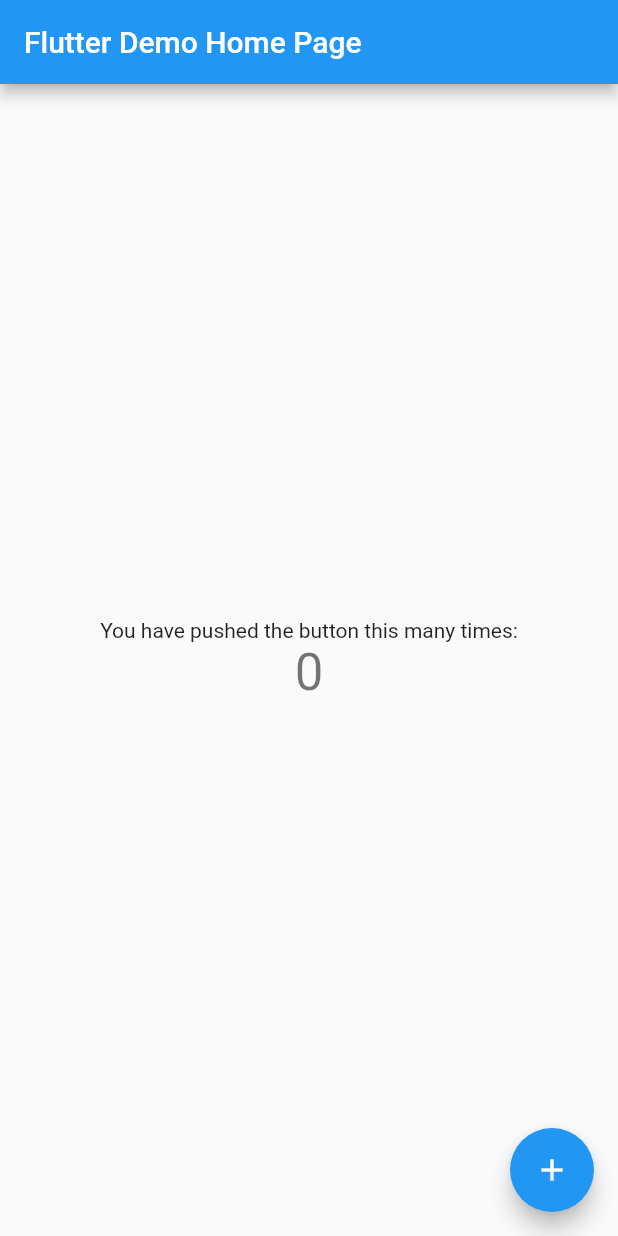
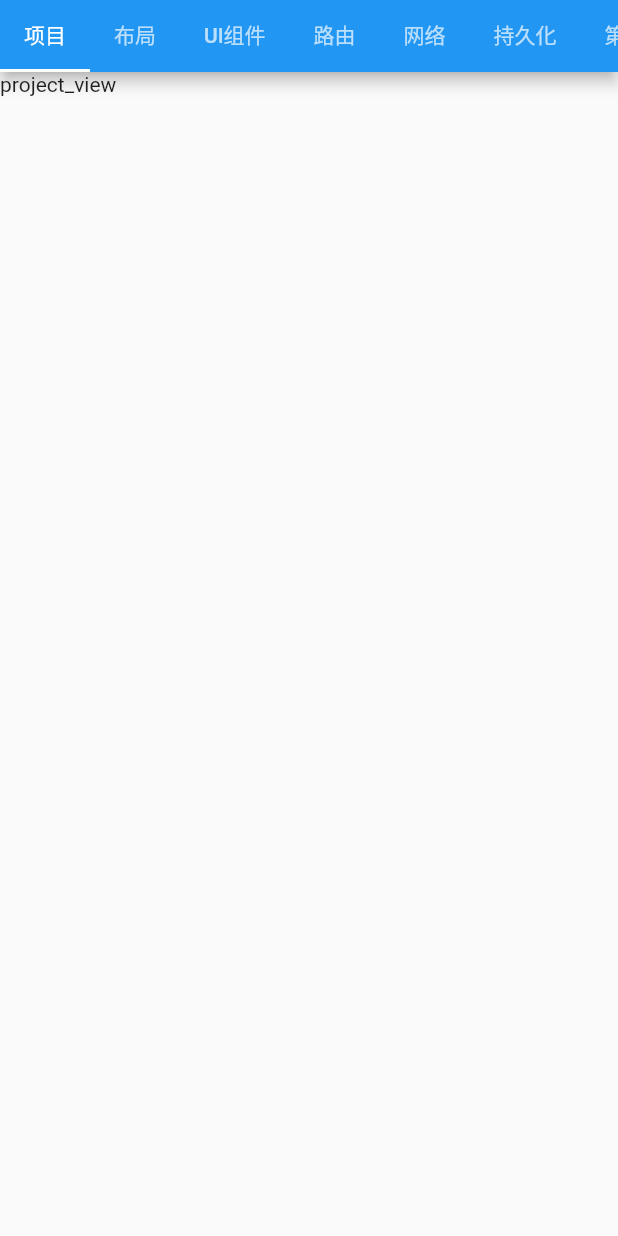
Before and after one commit to yuezhilunhui2009/flutter_study, a Flutter app: the screen it shows after launch, on a phone screen of 412 x 824 dp. Run offline on Flutter 3.47's test engine with Material 2 defaults, Android fonts, the phone set to English and light mode, and no system bars.

Commit message:
feat: 首页结构

```diff
--- a/lib/main.dart
+++ b/lib/main.dart
@@ -1,111 +1,24 @@
 import 'package:flutter/material.dart';
+import 'package:flutter/services.dart';
+import 'package:flutter_study/pages/home/home.dart';
 
-void main() => runApp(MyApp());
+/// 程序入口
+void main() {
+  runApp(Application());
 
-class MyApp extends StatelessWidget {
-  // This widget is the root of your application.
+  /// 设置手机状态栏样式
+  SystemUiOverlayStyle systemUiOverlayStyle = SystemUiOverlayStyle(
+    statusBarColor: Colors.transparent,
+  );
+  SystemChrome.setSystemUIOverlayStyle(systemUiOverlayStyle);
+}
+
+class Application extends StatelessWidget {
   @override
   Widget build(BuildContext context) {
     return MaterialApp(
-      title: 'Flutter Demo',
-      theme: ThemeData(
-        // This is the theme of your application.
-        //
-        // Try running your application with "flutter run". You'll see the
-        // application has a blue toolbar. Then, without quitting the app, try
-        // changing the primarySwatch below to Colors.green and then invoke
-        // "hot reload" (press "r" in the console where you ran "flutter run",
-        // or simply save your changes to "hot reload" in a Flutter IDE).
-        // Notice that the counter didn't reset back to zero; the application
-        // is not restarted.
-        primarySwatch: Colors.blue,
-      ),
-      home: MyHomePage(title: 'Flutter Demo Home Page'),
+      theme: ThemeData.light(),
+      home: HomePage(),
     );
   }
 }
-
-class MyHomePage extends StatefulWidget {
-  MyHomePage({Key key, this.title}) : super(key: key);
-
-  // This widget is the home page of your application. It is stateful, meaning
-  // that it has a State object (defined below) that contains fields that affect
-  // how it looks.
-
-  // This class is the configuration for the state. It holds the values (in this
-  // case the title) provided by the parent (in this case the App widget) and
-  // used by the build method of the State. Fields in a Widget subclass are
-  // always marked "final".
-
-  final String title;
-
-  @override
-  _MyHomePageState createState() => _MyHomePageState();
-}
-
-class _MyHomePageState extends State<MyHomePage> {
-  int _counter = 0;
-
-  void _incrementCounter() {
-    setState(() {
-      // This call to setState tells the Flutter framework that something has
-      // changed in this State, which causes it to rerun the build method below
-      // so that the display can reflect the updated values. If we changed
-      // _counter without calling setState(), then the build method would not be
-      // called again, and so nothing would appear to happen.
-      _counter++;
-    });
-  }
-
-  @override
-  Widget build(BuildContext context) {
-    // This method is rerun every time setState is called, for instance as done
-    // by the _incrementCounter method above.
-    //
-    // The Flutter framework has been optimized to make rerunning build methods
-    // fast, so that you can just rebuild anything that needs updating rather
-    // than having to individually change instances of widgets.
-    return Scaffold(
-      appBar: AppBar(
-        // Here we take the value from the MyHomePage object that was created by
-        // the App.build method, and use it to set our appbar title.
-        title: Text(widget.title),
-      ),
-      body: Center(
-        // Center is a layout widget. It takes a single child and positions it
-        // in the middle of the parent.
-        child: Column(
-          // Column is also layout widget. It takes a list of children and
-          // arranges them vertically. By default, it sizes itself to fit its
-          // children horizontally, and tries to be as tall as its parent.
-          //
-          // Invoke "debug painting" (press "p" in the console, choose the
-          // "Toggle Debug Paint" action from the Flutter Inspector in Android
-          // Studio, or the "Toggle Debug Paint" command in Visual Studio Code)
-          // to see the wireframe for each widget.
-          //
-          // Column has various properties to control how it sizes itself and
-          // how it positions its children. Here we use mainAxisAlignment to
-          // center the children vertically; the main axis here is the vertical
-          // axis because Columns are vertical (the cross axis would be
-          // horizontal).
-          mainAxisAlignment: MainAxisAlignment.center,
-          children: <Widget>[
-            Text(
-              'You have pushed the button this many times:',
-            ),
-            Text(
-              '$_counter',
-              style: Theme.of(context).textTheme.display1,
-            ),
-          ],
-        ),
-      ),
-      floatingActionButton: FloatingActionButton(
-        onPressed: _incrementCounter,
-        tooltip: 'Increment',
-        child: Icon(Icons.add),
-      ), // This trailing comma makes auto-formatting nicer for build methods.
-    );
-  }
-}
--- /dev/null
+++ b/lib/pages/home/home.dart
@@ -0,0 +1,69 @@
+import 'package:flutter/material.dart';
+
+import 'package:flutter_study/pages/home/layout_view/layout_view.dart';
+import 'package:flutter_study/pages/home/network_view/network_view.dart';
+import 'package:flutter_study/pages/home/project_view/project_view.dart';
+import 'package:flutter_study/pages/home/router_view/router_view.dart';
+import 'package:flutter_study/pages/home/state_view/state_view.dart';
+import 'package:flutter_study/pages/home/storage_view/storage_view.dart';
+import 'package:flutter_study/pages/home/third_party_view/third_party_view.dart';
+import 'package:flutter_study/pages/home/ui_view/ui_view.dart';
+
+class HomePage extends StatefulWidget {
+  @override
+  _HomePageState createState() => _HomePageState();
+}
+
+class _HomePageState extends State<HomePage> with SingleTickerProviderStateMixin {
+  TabController _tabController;
+  List<Tab> tabs = <Tab>[
+    Tab(text: '项目'),
+    Tab(text: '布局'),
+    Tab(text: 'UI组件'),
+    Tab(text: '路由'),
+    Tab(text: '网络'),
+    Tab(text: '持久化'),
+    Tab(text: '第三方'),
+    Tab(text: '状态管理'),
+  ];
+
+  @override
+  void dispose() {
+    _tabController.dispose();
+    super.dispose();
+  }
+
+  void initState() {
+    super.initState();
+    _tabController = new TabController(vsync: this, length: tabs.length);
+  }
+
+  @override
+  Widget build(BuildContext context) {
+    return Scaffold(
+      appBar: PreferredSize(
+          child: AppBar(
+            bottom: TabBar(
+              controller: _tabController,
+              isScrollable: true,
+              tabs: tabs,
+            ),
+          ),
+          preferredSize: Size.fromHeight(48)
+      ),
+      body: TabBarView(
+        controller: _tabController,
+        children: <Widget>[
+          ProjectView(),
+          LayoutView(),
+          UiView(),
+          RouterView(),
+          NetworkView(),
+          StorageView(),
+          ThirdPartyView(),
+          StateView(),
+        ],
+      ),
+    );
+  }
+}
--- /dev/null
+++ b/lib/pages/home/project_view/project_view.dart
@@ -0,0 +1,10 @@
+import 'package:flutter/material.dart';
+
+class ProjectView extends StatelessWidget {
+  @override
+  Widget build(BuildContext context) {
+    return Container(
+      child: Text('project_view'),
+    );
+  }
+}
```
Also changed, not shown: lib/pages/home/layout_view/layout_view.dart (added, +10 -0 lines), lib/pages/home/network_view/network_view.dart (added, +10 -0 lines), lib/pages/home/router_view/router_view.dart (added, +10 -0 lines), lib/pages/home/state_view/state_view.dart (added, +10 -0 lines), lib/pages/home/storage_view/storage_view.dart (added, +10 -0 lines), lib/pages/home/third_party_view/third_party_view.dart (added, +10 -0 lines), lib/pages/home/ui_view/ui_view.dart (added, +10 -0 lines).
